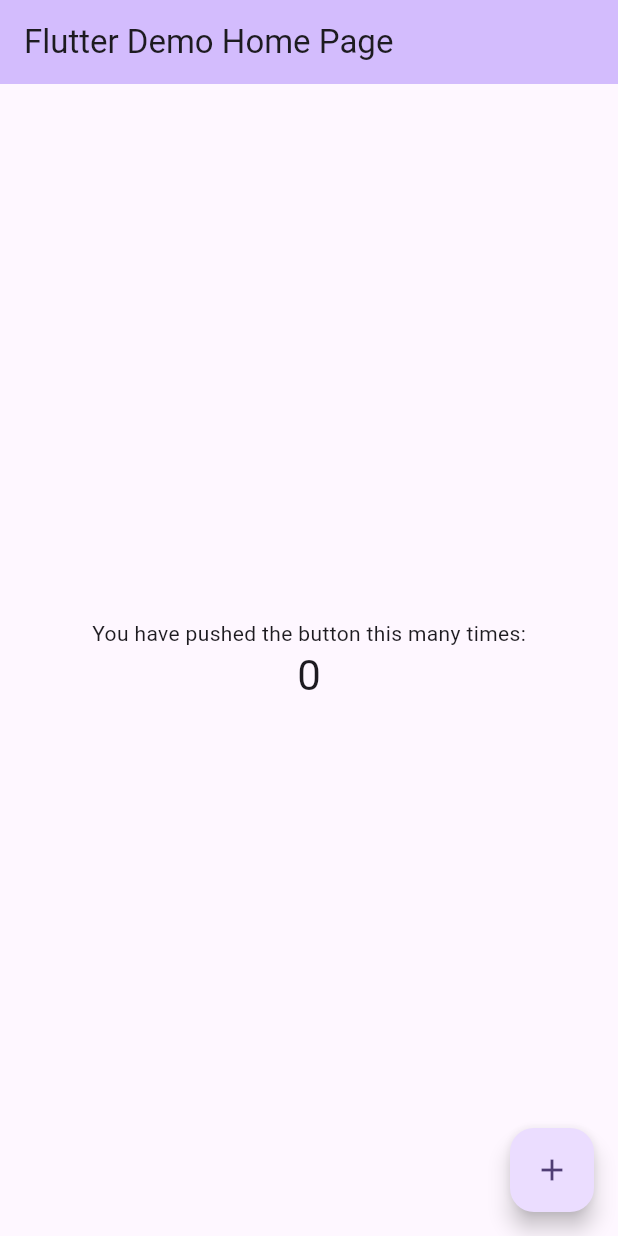
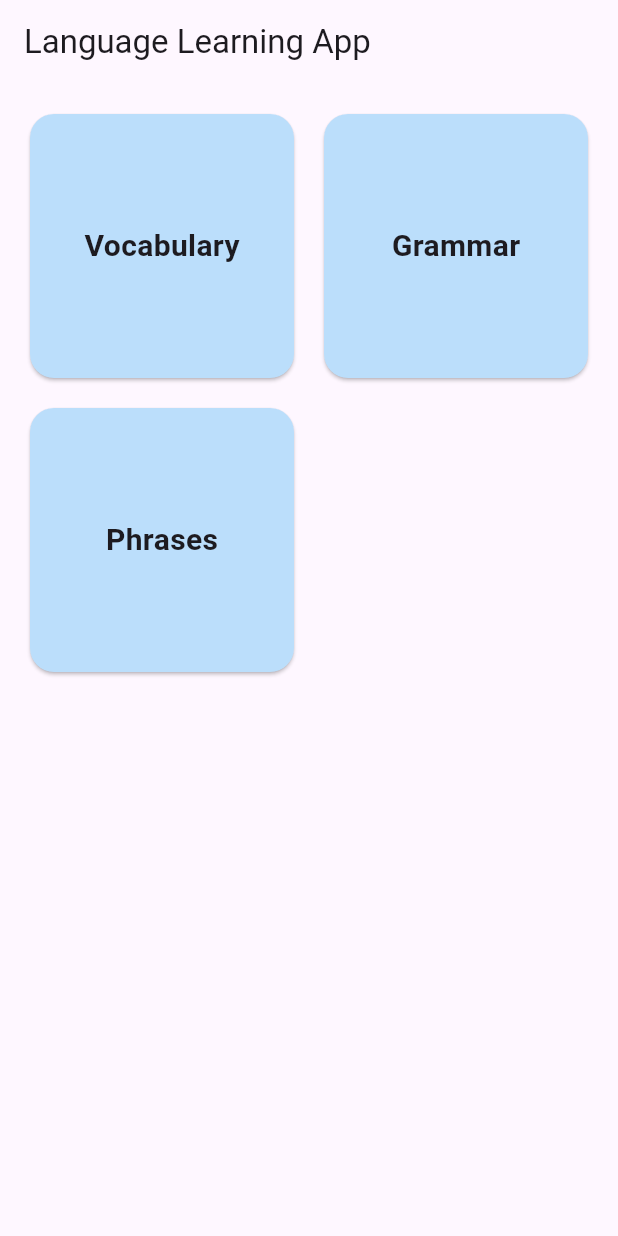
Before and after one commit to Asadullah730/Language-Learning-App, a Flutter app: the screen it shows after launch, on a phone screen of 412 x 824 dp. Run offline on Flutter 3.47's test engine with Material 3 defaults, Android fonts, the phone set to English and light mode, and no system bars; our stand-ins replace flutter_tts.

```diff
--- /dev/null
+++ b/lib/Screens/home.dart
@@ -0,0 +1,57 @@
+import 'package:flutter/material.dart';
+import 'package:language_learning_app/Screens/LessonPage.dart';
+import 'package:language_learning_app/Screens/quizpage.dart';
+
+class HomePage extends StatelessWidget {
+  final categories = ["Vocabulary", "Grammar", "Phrases"];
+
+  @override
+  Widget build(BuildContext context) {
+    return Scaffold(
+      appBar: AppBar(title: const Text("Language Learning App")),
+      body: GridView.builder(
+        padding: const EdgeInsets.all(16),
+        itemCount: categories.length,
+        gridDelegate: const SliverGridDelegateWithFixedCrossAxisCount(
+          crossAxisCount: 2,
+          crossAxisSpacing: 12,
+          mainAxisSpacing: 12,
+        ),
+        itemBuilder: (context, index) {
+          return GestureDetector(
+            onTap: () {
+              if (categories[index] == "Vocabulary") {
+                Navigator.push(
+                  context,
+                  MaterialPageRoute(builder: (_) => LessonPage()),
+                );
+              } else if (categories[index] == "Grammar") {
+                // Future page
+              } else {
+                Navigator.push(
+                  context,
+                  MaterialPageRoute(builder: (_) => QuizPage()),
+                );
+              }
+            },
+            child: Card(
+              color: Colors.blue.shade100,
+              shape: RoundedRectangleBorder(
+                borderRadius: BorderRadius.circular(16),
+              ),
+              child: Center(
+                child: Text(
+                  categories[index],
+                  style: const TextStyle(
+                    fontSize: 20,
+                    fontWeight: FontWeight.bold,
+                  ),
+                ),
+              ),
+            ),
+          );
+        },
+      ),
+    );
+  }
+}
--- a/lib/main.dart
+++ b/lib/main.dart
@@ -1,122 +1,18 @@
 import 'package:flutter/material.dart';
+import 'package:language_learning_app/Screens/home.dart';
 
 void main() {
-  runApp(const MyApp());
+  runApp(LanguageLearningApp());
 }
 
-class MyApp extends StatelessWidget {
-  const MyApp({super.key});
-
-  // This widget is the root of your application.
+class LanguageLearningApp extends StatelessWidget {
   @override
   Widget build(BuildContext context) {
     return MaterialApp(
-      title: 'Flutter Demo',
-      theme: ThemeData(
-        // This is the theme of your application.
-        //
-        // TRY THIS: Try running your application with "flutter run". You'll see
-        // the application has a purple toolbar. Then, without quitting the app,
-        // try changing the seedColor in the colorScheme below to Colors.green
-        // and then invoke "hot reload" (save your changes or press the "hot
-        // reload" button in a Flutter-supported IDE, or press "r" if you used
-        // the command line to start the app).
-        //
-        // Notice that the counter didn't reset back to zero; the application
-        // state is not lost during the reload. To reset the state, use hot
-        // restart instead.
-        //
-        // This works for code too, not just values: Most code changes can be
-        // tested with just a hot reload.
-        colorScheme: ColorScheme.fromSeed(seedColor: Colors.deepPurple),
-      ),
-      home: const MyHomePage(title: 'Flutter Demo Home Page'),
+      title: 'Language Learning',
+      debugShowCheckedModeBanner: false,
+      theme: ThemeData(primarySwatch: Colors.blue, useMaterial3: true),
+      home: HomePage(),
     );
   }
 }
-
-class MyHomePage extends StatefulWidget {
-  const MyHomePage({super.key, required this.title});
-
-  // This widget is the home page of your application. It is stateful, meaning
-  // that it has a State object (defined below) that contains fields that affect
-  // how it looks.
-
-  // This class is the configuration for the state. It holds the values (in this
-  // case the title) provided by the parent (in this case the App widget) and
-  // used by the build method of the State. Fields in a Widget subclass are
-  // always marked "final".
-
-  final String title;
-
-  @override
-  State<MyHomePage> createState() => _MyHomePageState();
-}
-
-class _MyHomePageState extends State<MyHomePage> {
-  int _counter = 0;
-
-  void _incrementCounter() {
-    setState(() {
-      // This call to setState tells the Flutter framework that something has
-      // changed in this State, which causes it to rerun the build method below
-      // so that the display can reflect the updated values. If we changed
-      // _counter without calling setState(), then the build method would not be
-      // called again, and so nothing would appear to happen.
-      _counter++;
-    });
-  }
-
-  @override
-  Widget build(BuildContext context) {
-    // This method is rerun every time setState is called, for instance as done
-    // by the _incrementCounter method above.
-    //
-    // The Flutter framework has been optimized to make rerunning build methods
-    // fast, so that you can just rebuild anything that needs updating rather
-    // than having to individually change instances of widgets.
-    return Scaffold(
-      appBar: AppBar(
-        // TRY THIS: Try changing the color here to a specific color (to
-        // Colors.amber, perhaps?) and trigger a hot reload to see the AppBar
-        // change color while the other colors stay the same.
-        backgroundColor: Theme.of(context).colorScheme.inversePrimary,
-        // Here we take the value from the MyHomePage object that was created by
-        // the App.build method, and use it to set our appbar title.
-        title: Text(widget.title),
-      ),
-      body: Center(
-        // Center is a layout widget. It takes a single child and positions it
-        // in the middle of the parent.
-        child: Column(
-          // Column is also a layout widget. It takes a list of children and
-          // arranges them vertically. By default, it sizes itself to fit its
-          // children horizontally, and tries to be as tall as its parent.
-          //
-          // Column has various properties to control how it sizes itself and
-          // how it positions its children. Here we use mainAxisAlignment to
-          // center the children vertically; the main axis here is the vertical
-          // axis because Columns are vertical (the cross axis would be
-          // horizontal).
-          //
-          // TRY THIS: Invoke "debug painting" (choose the "Toggle Debug Paint"
-          // action in the IDE, or press "p" in the console), to see the
-          // wireframe for each widget.
-          mainAxisAlignment: MainAxisAlignment.center,
-          children: <Widget>[
-            const Text('You have pushed the button this many times:'),
-            Text(
-              '$_counter',
-              style: Theme.of(context).textTheme.headlineMedium,
-            ),
-          ],
-        ),
-      ),
-      floatingActionButton: FloatingActionButton(
-        onPressed: _incrementCounter,
-        tooltip: 'Increment',
-        child: const Icon(Icons.add),
-      ), // This trailing comma makes auto-formatting nicer for build methods.
-    );
-  }
-}
--- a/pubspec.yaml
+++ b/pubspec.yaml
@@ -34,6 +34,7 @@ dependencies:
   # The following adds the Cupertino Icons font to your application.
   # Use with the CupertinoIcons class for iOS style icons.
   cupertino_icons: ^1.0.8
+  flutter_tts: ^4.2.3
 
 dev_dependencies:
   flutter_test:
```
Also changed, not shown: lib/Model/word.dart (added, +11 -0 lines), lib/Screens/LessonPage.dart (added, +118 -0 lines), lib/Screens/quizpage.dart (added, +78 -0 lines), lib/widgets/flashCard.dart (added, +39 -0 lines), pubspec.lock, 5 other files.
